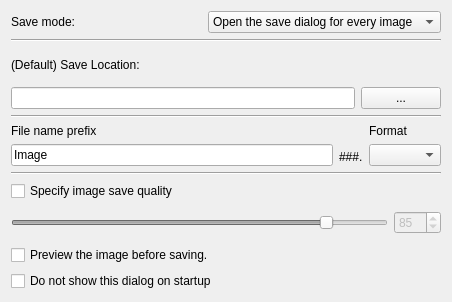
First picture: the form in src/settings.ui, repository KDE/skanlite, before the edit.
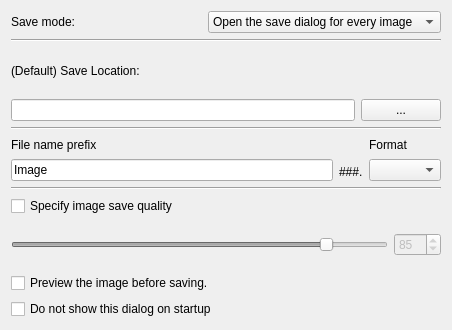
Second picture: the form after the edit.

Commit message: improve doc a bit and fix a few typos

The edit to the form file:
```diff
--- a/src/settings.ui
+++ b/src/settings.ui
@@ -6,7 +6,7 @@
     <x>0</x>
     <y>0</y>
     <width>452</width>
-    <height>302</height>
+    <height>330</height>
    </rect>
   </property>
   <property name="windowTitle" >
```
Left out of the diff: 68 changed lines with no effect on the pictures.
